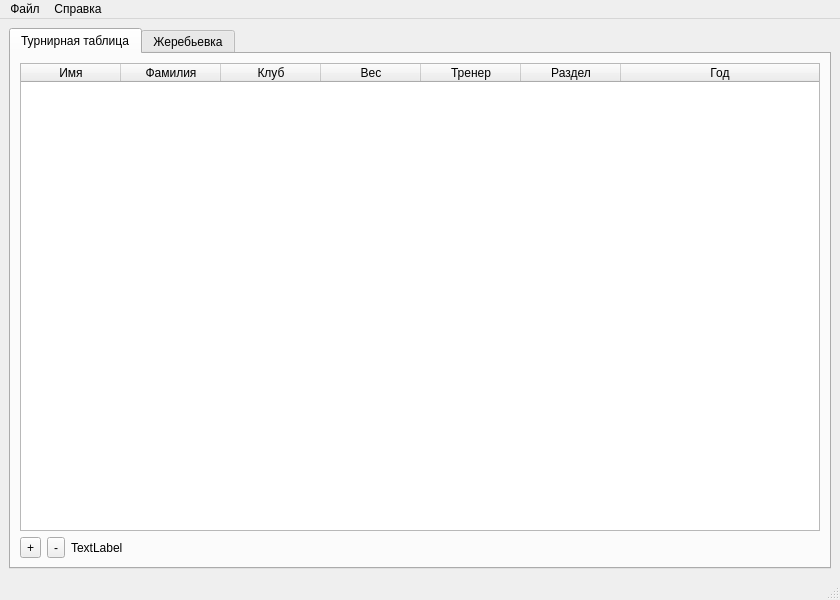
First picture: the form in mainform.ui, repository wanderersds/pyBox, before the edit.
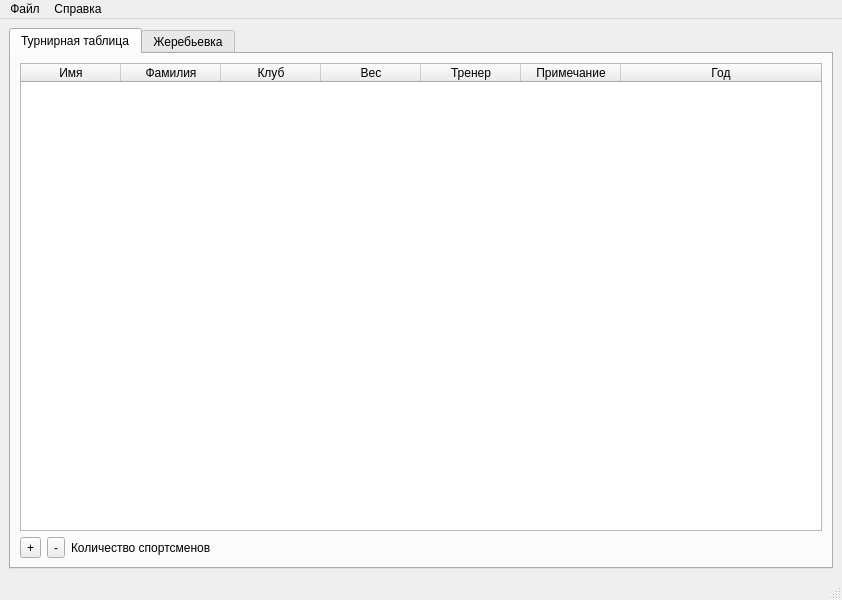
Second picture: the form after the edit.

The edit to the form file:
```diff
--- a/mainform.ui
+++ b/mainform.ui
@@ -6,7 +6,7 @@
    <rect>
     <x>0</x>
     <y>0</y>
-    <width>840</width>
+    <width>842</width>
     <height>600</height>
    </rect>
   </property>
@@ -85,7 +85,7 @@
               </column>
               <column>
                <property name="text">
-                <string>Раздел</string>
+                <string>Примечание</string>
                </property>
               </column>
               <column>
@@ -128,7 +128,7 @@
             <item>
              <widget class="QLabel" name="label">
               <property name="text">
-               <string>TextLabel</string>
+               <string>Количество спортсменов</string>
               </property>
              </widget>
             </item>
@@ -256,7 +256,7 @@
     <rect>
      <x>0</x>
      <y>0</y>
-     <width>840</width>
+     <width>842</width>
      <height>27</height>
     </rect>
    </property>
```
